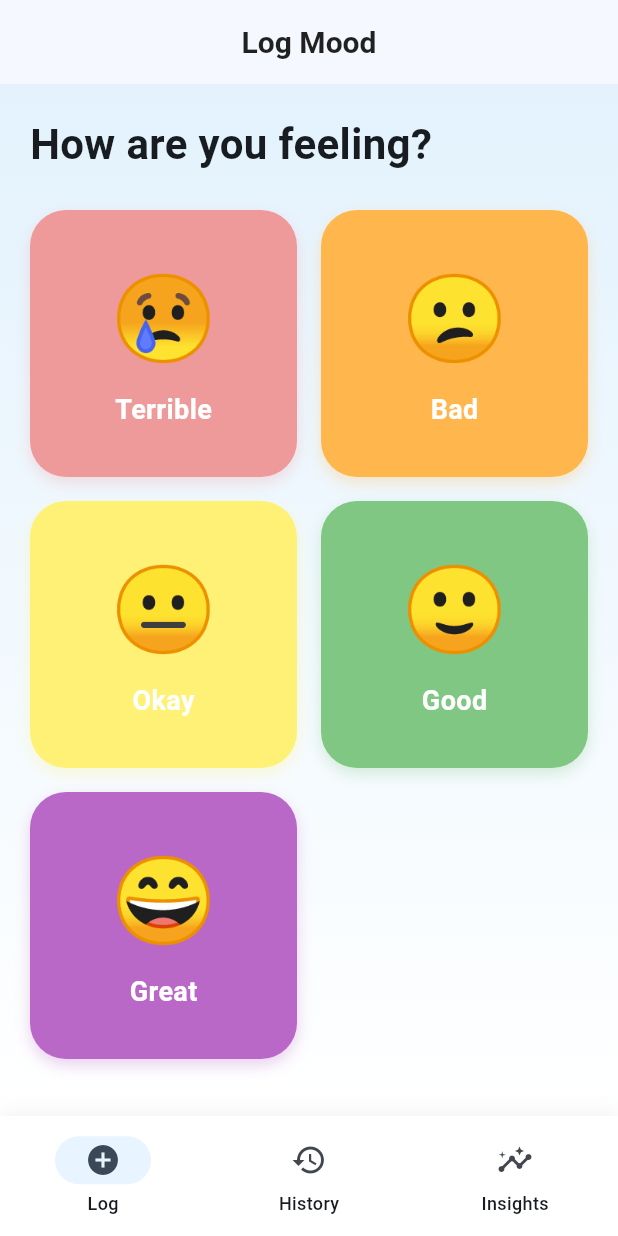
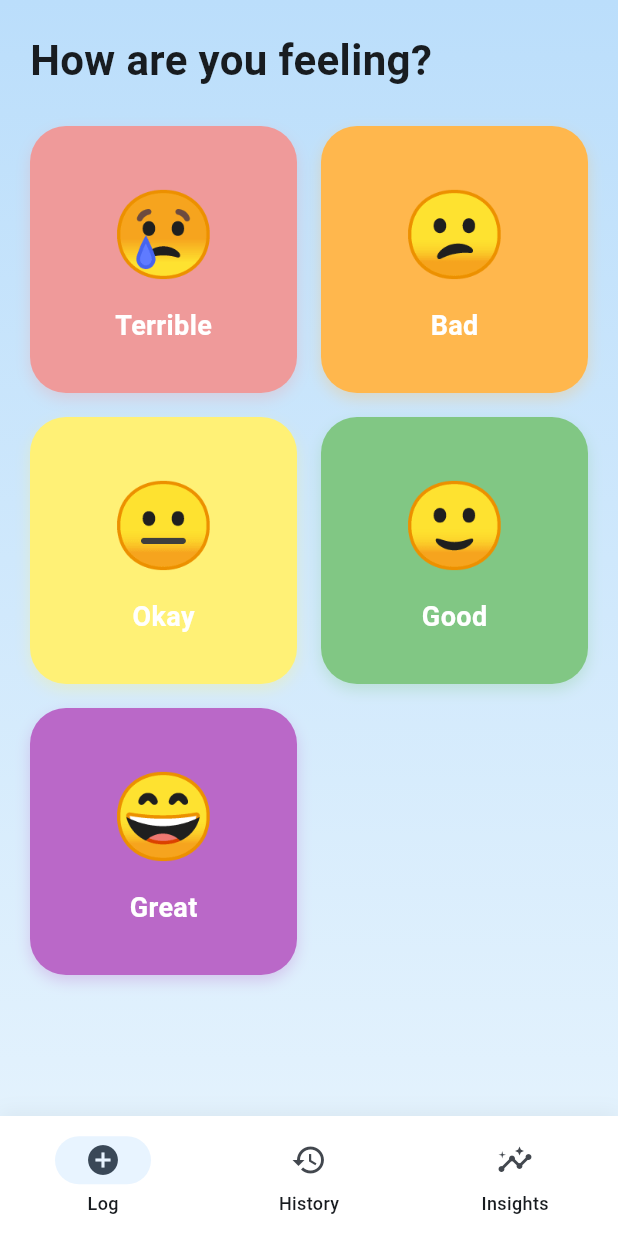
Before and after one commit to Rohit-Chandra-007/DailyPulse, a Flutter app: the screen it shows after launch, on a phone screen of 412 x 824 dp. Run offline on Flutter 3.47's test engine with Material 3 defaults, Android fonts, the light colour scheme and no system bars; our stand-ins replace fl_chart, hive, hive_flutter; accounts and stored records are empty.

Commit message:
refactor(ui): Centralize background gradient and remove redundant decorations
- Move background gradient from individual screens to app scaffold
- Remove redundant gradient decorations in history, insights, and log mood screens
- Improve overall UI consistency by centralizing background styling
- Utilize SafeArea in app scaffold for better screen layout

```diff
--- a/lib/app_scaffold.dart
+++ b/lib/app_scaffold.dart
@@ -20,8 +20,17 @@ class _AppScaffoldState extends State<AppScaffold> {
   @override
   Widget build(BuildContext context) {
     return Scaffold(
-      appBar: AppBar(title: Text(_titles[_currentIndex])),
-      body: _screens[_currentIndex],
+      // appBar: AppBar(title: Text(_titles[_currentIndex])),
+      body: Container(
+        decoration: BoxDecoration(
+          gradient: LinearGradient(
+            begin: Alignment.topCenter,
+            end: Alignment.bottomCenter,
+            colors: [Colors.blue.shade100, Colors.blue.shade50],
+          ),
+        ),
+        child: SafeArea(child: _screens[_currentIndex]),
+      ),
       bottomNavigationBar: Container(
         decoration: BoxDecoration(
           boxShadow: [
--- a/lib/features/log/log_mood_screen.dart
+++ b/lib/features/log/log_mood_screen.dart
@@ -53,16 +53,7 @@ class _LogMoodScreenState extends State<LogMoodScreen> {
   @override
   Widget build(BuildContext context) {
     return Container(
-      decoration: BoxDecoration(
-        gradient: LinearGradient(
-          begin: Alignment.topCenter,
-          end: Alignment.bottomCenter,
-          colors: [
-            Colors.blue.shade50,
-            Colors.white,
-          ],
-        ),
-      ),
+
       child: Padding(
         padding: const EdgeInsets.all(20.0),
         child: Column(
```
Also changed, not shown: lib/features/history/history_screen.dart (+10 -10 lines), lib/features/insights/insights_screen.dart (+7 -7 lines).
